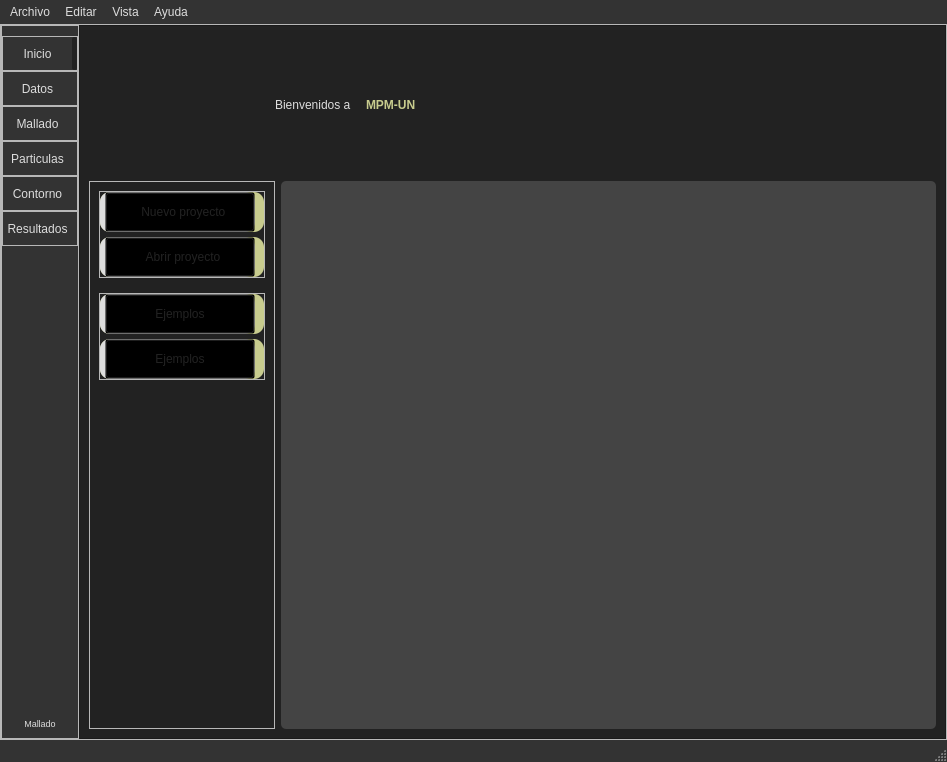
Above: UI/main_window.ui from edwinar13/MPM-UN before the change. Below: the same form after it.
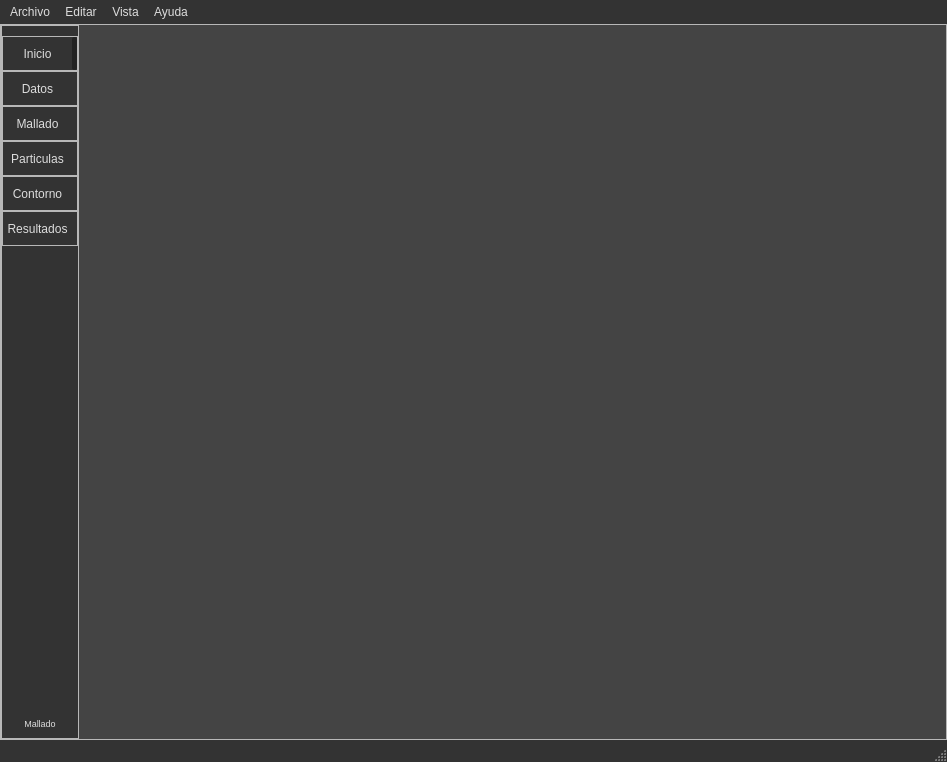
That is the form after the change. Icons and pictures are not drawn.

Commit message: v0.2.1 se separa la UI de Home del main window, queda con funcionalidad igual que la v0.2.0

Diff of the .ui file:
```diff
--- a/UI/main_window.ui
+++ b/UI/main_window.ui
@@ -978,694 +978,7 @@
                <number>0</number>
               </property>
               <item>
-               <widget class="QFrame" name="frame_empty_draw">
-                <property name="frameShape">
-                 <enum>QFrame::StyledPanel</enum>
-                </property>
-                <property name="frameShadow">
-                 <enum>QFrame::Raised</enum>
-                </property>
-                <layout class="QVBoxLayout" name="verticalLayout_12">
-                 <item>
-                  <layout class="QHBoxLayout" name="horizontalLayout_7">
-                   <property name="leftMargin">
-                    <number>50</number>
-                   </property>
-                   <property name="topMargin">
-                    <number>20</number>
-                   </property>
-                   <property name="bottomMargin">
-                    <number>20</number>
-                   </property>
-                   <item>
-                    <widget class="QLabel" name="label_8">
-                     <property name="sizePolicy">
-                      <sizepolicy hsizetype="Fixed" vsizetype="Fixed">
-                       <horstretch>0</horstretch>
-                       <verstretch>0</verstretch>
-                      </sizepolicy>
-                     </property>
-                     <property name="minimumSize">
-                      <size>
-                       <width>100</width>
-                       <height>100</height>
-                      </size>
-                     </property>
-                     <property name="maximumSize">
-                      <size>
-                       <width>100</width>
-                       <height>100</height>
-                      </size>
-                     </property>
-                     <property name="text">
-                      <string/>
-                     </property>
-                     <property name="pixmap">
-                      <pixmap>../recursos/iconos/iconos_logo/Logo_V1.svg</pixmap>
-                     </property>
-                     <property name="scaledContents">
-                      <bool>true</bool>
-                     </property>
-                     <property name="wordWrap">
-                      <bool>false</bool>
-                     </property>
-                     <property name="openExternalLinks">
-                      <bool>false</bool>
-                     </property>
-                    </widget>
-                   </item>
-                   <item>
-                    <layout class="QHBoxLayout" name="horizontalLayout_9">
-                     <property name="spacing">
-                      <number>15</number>
-                     </property>
-                     <property name="leftMargin">
-                      <number>30</number>
-                     </property>
-                     <item>
-                      <widget class="QLabel" name="label_title_1">
-                       <property name="text">
-                        <string>Bienvenidos a</string>
-                       </property>
-                      </widget>
-                     </item>
-                     <item>
-                      <widget class="QLabel" name="label_title_2">
-                       <property name="text">
-                        <string>MPM-UN</string>
-                       </property>
-                      </widget>
-                     </item>
-                     <item>
-                      <spacer name="horizontalSpacer">
-                       <property name="orientation">
-                        <enum>Qt::Horizontal</enum>
-                       </property>
-                       <property name="sizeHint" stdset="0">
-                        <size>
-                         <width>40</width>
-                         <height>20</height>
-                        </size>
-                       </property>
-                      </spacer>
-                     </item>
-                    </layout>
-                   </item>
-                  </layout>
-                 </item>
-                 <item>
-                  <layout class="QHBoxLayout" name="horizontalLayout_10">
-                   <item>
-                    <widget class="QFrame" name="frame_9">
-                     <property name="sizePolicy">
-                      <sizepolicy hsizetype="Fixed" vsizetype="Preferred">
-                       <horstretch>0</horstretch>
-                       <verstretch>0</verstretch>
-                      </sizepolicy>
-                     </property>
-                     <property name="frameShape">
-                      <enum>QFrame::StyledPanel</enum>
-                     </property>
-                     <property name="frameShadow">
-                      <enum>QFrame::Raised</enum>
-                     </property>
-                     <layout class="QVBoxLayout" name="verticalLayout_8">
-                      <property name="spacing">
-                       <number>15</number>
-                      </property>
-                      <item>
-                       <widget class="QFrame" name="frame_5">
-                        <property name="frameShape">
-                         <enum>QFrame::StyledPanel</enum>
-                        </property>
-                        <property name="frameShadow">
-                         <enum>QFrame::Raised</enum>
-                        </property>
-                        <layout class="QVBoxLayout" name="verticalLayout_13">
-                         <property name="spacing">
-                          <number>5</number>
-                         </property>
-                         <property name="leftMargin">
-                          <number>0</number>
-                         </property>
-                         <property name="topMargin">
-                          <number>0</number>
-                         </property>
-                         <property name="rightMargin">
-                          <number>0</number>
-                         </property>
-                         <property name="bottomMargin">
-                          <number>0</number>
-                         </property>
-                         <item>
-                          <widget class="QFrame" name="frame_infNuevoProyecto">
-                           <property name="sizePolicy">
-                            <sizepolicy hsizetype="Fixed" vsizetype="Fixed">
-                             <horstretch>0</horstretch>
-                             <verstretch>0</verstretch>
-                            </sizepolicy>
-                           </property>
-                           <property name="frameShape">
-                            <enum>QFrame::StyledPanel</enum>
-                           </property>
-                           <property name="frameShadow">
-                            <enum>QFrame::Raised</enum>
-                           </property>
-                           <layout class="QVBoxLayout" name="verticalLayout_6">
-                            <property name="spacing">
-                             <number>0</number>
-                            </property>
-                            <property name="leftMargin">
-                             <number>0</number>
-                            </property>
-                            <property name="topMargin">
-                             <number>0</number>
-                            </property>
-                            <property name="bottomMargin">
-                             <number>0</number>
-                            </property>
-                            <item>
-                             <widget class="QFrame" name="frame_supNuevoProyecto">
-                              <property name="sizePolicy">
-                               <sizepolicy hsizetype="Fixed" vsizetype="Fixed">
-                                <horstretch>0</horstretch>
-                                <verstretch>0</verstretch>
-                               </sizepolicy>
-                              </property>
-                              <property name="styleSheet">
-                               <string notr="true"/>
-                              </property>
-                              <property name="frameShape">
-                               <enum>QFrame::StyledPanel</enum>
-                              </property>
-                              <property name="frameShadow">
-                               <enum>QFrame::Raised</enum>
-                              </property>
-                              <layout class="QHBoxLayout" name="horizontalLayout_13">
-                               <property name="spacing">
-                                <number>0</number>
-                               </property>
-                               <property name="leftMargin">
-                                <number>5</number>
-                               </property>
-                               <property name="topMargin">
-                                <number>0</number>
-                               </property>
-                               <property name="rightMargin">
-                                <number>0</number>
-                               </property>
-                               <property name="bottomMargin">
-                                <number>0</number>
-                               </property>
-                               <item>
-                                <widget class="QToolButton" name="toolButton_nuevoProyecto">
-                                 <property name="minimumSize">
-                                  <size>
-                                   <width>150</width>
-                                   <height>40</height>
-                                  </size>
-                                 </property>
-                                 <property name="styleSheet">
-                                  <string notr="true"/>
-                                 </property>
-                                 <property name="text">
-                                  <string>  Nuevo proyecto</string>
-                                 </property>
-                                 <property name="icon">
-                                  <iconset>
-                                   <normaloff>../recursos/iconos/iconos_frame_inicio/open_p.svg</normaloff>../recursos/iconos/iconos_frame_inicio/open_p.svg</iconset>
-                                 </property>
-                                 <property name="iconSize">
-                                  <size>
-                                   <width>20</width>
-                                   <height>20</height>
-                                  </size>
-                                 </property>
-                                 <property name="popupMode">
-                                  <enum>QToolButton::DelayedPopup</enum>
-                                 </property>
-                                 <property name="toolButtonStyle">
-                                  <enum>Qt::ToolButtonTextBesideIcon</enum>
-                                 </property>
-                                 <property name="arrowType">
-                                  <enum>Qt::NoArrow</enum>
-                                 </property>
-                                </widget>
-                               </item>
-                              </layout>
-                             </widget>
-                            </item>
-                           </layout>
-                          </widget>
-                         </item>
-                         <item>
-                          <widget class="QFrame" name="frame_infAbrirProyecto">
-                           <property name="sizePolicy">
-                            <sizepolicy hsizetype="Fixed" vsizetype="Fixed">
-                             <horstretch>0</horstretch>
-                             <verstretch>0</verstretch>
-                            </sizepolicy>
-                           </property>
-                           <property name="frameShape">
-                            <enum>QFrame::StyledPanel</enum>
-                           </property>
-                           <property name="frameShadow">
-                            <enum>QFrame::Raised</enum>
-                           </property>
-                           <layout class="QVBoxLayout" name="verticalLayout_5">
-                            <property name="spacing">
-                             <number>0</number>
-                            </property>
-                            <property name="leftMargin">
-                             <number>0</number>
-                            </property>
-                            <property name="topMargin">
-                             <number>0</number>
-                            </property>
-                            <property name="bottomMargin">
-                             <number>0</number>
-                            </property>
-                            <item>
-                             <widget class="QFrame" name="frame_supAbrirProyecto">
-                              <property name="sizePolicy">
-                               <sizepolicy hsizetype="Fixed" vsizetype="Fixed">
-                                <horstretch>0</horstretch>
-                                <verstretch>0</verstretch>
-                               </sizepolicy>
-                              </property>
-                              <property name="styleSheet">
-                               <string notr="true"/>
-                              </property>
-                              <property name="frameShape">
-                               <enum>QFrame::StyledPanel</enum>
-                              </property>
-                              <property name="frameShadow">
-                               <enum>QFrame::Raised</enum>
-                              </property>
-                              <layout class="QHBoxLayout" name="horizontalLayout_12">
-                               <property name="spacing">
-                                <number>0</number>
-                               </property>
-                               <property name="leftMargin">
-                                <number>5</number>
-                               </property>
-                               <property name="topMargin">
-                                <number>0</number>
-                               </property>
-                               <property name="rightMargin">
-                                <number>0</number>
-                               </property>
-                               <property name="bottomMargin">
-                                <number>0</number>
-                               </property>
-                               <item>
-                                <widget class="QToolButton" name="toolButton_abrirProyecto">
-                                 <property name="minimumSize">
-                                  <size>
-                                   <width>150</width>
-                                   <height>40</height>
-                                  </size>
-                                 </property>
-                                 <property name="styleSheet">
-                                  <string notr="true"/>
-                                 </property>
-                                 <property name="text">
-                                  <string>  Abrir proyecto</string>
-                                 </property>
-                                 <property name="icon">
-                                  <iconset>
-                                   <normaloff>../recursos/iconos/iconos_frame_inicio/new_p.svg</normaloff>../recursos/iconos/iconos_frame_inicio/new_p.svg</iconset>
-                                 </property>
-                                 <property name="iconSize">
-                                  <size>
-                                   <width>20</width>
-                                   <height>20</height>
-                                  </size>
-                                 </property>
-                                 <property name="popupMode">
-                                  <enum>QToolButton::DelayedPopup</enum>
-                                 </property>
-                                 <property name="toolButtonStyle">
-                                  <enum>Qt::ToolButtonTextBesideIcon</enum>
-                                 </property>
-                                </widget>
-                               </item>
-                              </layout>
-                             </widget>
-                            </item>
-                           </layout>
-                          </widget>
-                         </item>
-                        </layout>
-                       </widget>
-                      </item>
-                      <item>
-                       <widget class="QFrame" name="frame_6">
-                        <property name="frameShape">
-                         <enum>QFrame::StyledPanel</enum>
-                        </property>
-                        <property name="frameShadow">
-                         <enum>QFrame::Raised</enum>
-                        </property>
-                        <layout class="QVBoxLayout" name="verticalLayout_11">
-                         <property name="spacing">
-                          <number>5</number>
-                         </property>
-                         <property name="leftMargin">
-                          <number>0</number>
-                         </property>
-                         <property name="topMargin">
-                          <number>0</number>
-                         </property>
-                         <property name="rightMargin">
-                          <number>0</number>
-                         </property>
-                         <property name="bottomMargin">
-                          <number>0</number>
-                         </property>
-                         <item>
-                          <widget class="QFrame" name="frame_infEjemplos2">
-                           <property name="sizePolicy">
-                            <sizepolicy hsizetype="Fixed" vsizetype="Fixed">
-                             <horstretch>0</horstretch>
-                             <verstretch>0</verstretch>
-                            </sizepolicy>
-                           </property>
-                           <property name="frameShape">
-                            <enum>QFrame::StyledPanel</enum>
-                           </property>
-                           <property name="frameShadow">
-                            <enum>QFrame::Raised</enum>
-                           </property>
-                           <layout class="QVBoxLayout" name="verticalLayout_7">
-                            <property name="spacing">
-                             <number>0</number>
-                            </property>
-                            <property name="leftMargin">
-                             <number>0</number>
-                            </property>
-                            <property name="topMargin">
-                             <number>0</number>
-                            </property>
-                            <property name="bottomMargin">
-                             <number>0</number>
-                            </property>
-                            <item>
-                             <widget class="QFrame" name="frame_supEjemplos2">
-                              <property name="sizePolicy">
-                               <sizepolicy hsizetype="Fixed" vsizetype="Fixed">
-                                <horstretch>0</horstretch>
-                                <verstretch>0</verstretch>
-                               </sizepolicy>
-                              </property>
-                              <property name="frameShape">
-                               <enum>QFrame::StyledPanel</enum>
-                              </property>
-                              <property name="frameShadow">
-                               <enum>QFrame::Raised</enum>
-                              </property>
-                              <layout class="QHBoxLayout" name="horizontalLayout_14">
-                               <property name="spacing">
-                                <number>0</number>
-                               </property>
-                               <property name="leftMargin">
-                                <number>5</number>
-                               </property>
-                               <property name="topMargin">
-                                <number>0</number>
-                               </property>
-                               <property name="rightMargin">
-                                <number>0</number>
-                               </property>
-                               <property name="bottomMargin">
-                                <number>0</number>
-                               </property>
-                               <item>
-                                <widget class="QToolButton" name="toolButton_ejemplos2">
-                                 <property name="minimumSize">
-                                  <size>
-                                   <width>150</width>
-                                   <height>40</height>
-                                  </size>
-                                 </property>
-                                 <property name="styleSheet">
-                                  <string notr="true"/>
-                                 </property>
-                                 <property name="text">
-                                  <string>Ejemplos</string>
-                                 </property>
-                                 <property name="popupMode">
-                                  <enum>QToolButton::DelayedPopup</enum>
-                                 </property>
-                                 <property name="toolButtonStyle">
-                                  <enum>Qt::ToolButtonTextOnly</enum>
-                                 </property>
-                                </widget>
-                               </item>
-                              </layout>
-                             </widget>
-                            </item>
-                           </layout>
-                          </widget>
-                         </item>
-                         <item>
-                          <widget class="QFrame" name="frame_infEjemplos1">
-                           <property name="sizePolicy">
-                            <sizepolicy hsizetype="Fixed" vsizetype="Fixed">
-                             <horstretch>0</horstretch>
-                             <verstretch>0</verstretch>
-                            </sizepolicy>
-                           </property>
-                           <property name="styleSheet">
-                            <string notr="true"/>
-                           </property>
-                           <property name="frameShape">
-                            <enum>QFrame::StyledPanel</enum>
-                           </property>
-                           <property name="frameShadow">
-                            <enum>QFrame::Raised</enum>
-                           </property>
-                           <layout class="QVBoxLayout" name="verticalLayout_10">
-                            <property name="spacing">
-                             <number>0</number>
-                            </property>
-                            <property name="leftMargin">
-                             <number>0</number>
-                            </property>
-                            <property name="topMargin">
-                             <number>0</number>
-                            </property>
-                            <property name="bottomMargin">
-                             <number>0</number>
-                            </property>
-                            <item>
-                             <widget class="QFrame" name="frame_supEjemplos1">
-                              <property name="sizePolicy">
-                               <sizepolicy hsizetype="Fixed" vsizetype="Fixed">
-                                <horstretch>0</horstretch>
-                                <verstretch>0</verstretch>
-                               </sizepolicy>
-                              </property>
-                              <property name="styleSheet">
-                               <string notr="true"/>
-                              </property>
-                              <property name="frameShape">
-                               <enum>QFrame::StyledPanel</enum>
-                              </property>
-                              <property name="frameShadow">
-                               <enum>QFrame::Raised</enum>
-                              </property>
-                              <layout class="QHBoxLayout" name="horizontalLayout_15">
-                               <property name="spacing">
-                                <number>0</number>
-                               </property>
-                               <property name="leftMargin">
-                                <number>5</number>
-                               </property>
-                               <property name="topMargin">
-                                <number>0</number>
-                               </property>
-                               <property name="rightMargin">
-                                <number>0</number>
-                               </property>
-                               <property name="bottomMargin">
-                                <number>0</number>
-                               </property>
-                               <item>
-                                <widget class="QToolButton" name="toolButton_ejemplos1">
-                                 <property name="minimumSize">
-                                  <size>
-                                   <width>150</width>
-                                   <height>40</height>
-                                  </size>
-                                 </property>
-                                 <property name="styleSheet">
-                                  <string notr="true"/>
-                                 </property>
-                                 <property name="text">
-                                  <string>Ejemplos</string>
-                                 </property>
-                                 <property name="popupMode">
-                                  <enum>QToolButton::DelayedPopup</enum>
-                                 </property>
-                                 <property name="toolButtonStyle">
-                                  <enum>Qt::ToolButtonTextOnly</enum>
-                                 </property>
-                                </widget>
-                               </item>
-                              </layout>
-                             </widget>
-                            </item>
-                           </layout>
-                          </widget>
-                         </item>
-                        </layout>
-                       </widget>
-                      </item>
-                      <item>
-                       <spacer name="verticalSpacer_3">
-                        <property name="orientation">
-                         <enum>Qt::Vertical</enum>
-                        </property>
-                        <property name="sizeHint" stdset="0">
-                         <size>
-                          <width>20</width>
-                          <height>40</height>
-                         </size>
-                        </property>
-                       </spacer>
-                      </item>
-                     </layout>
-                    </widget>
-                   </item>
-                   <item>
-                    <layout class="QHBoxLayout" name="horizontalLayout_16">
-                     <item>
-                      <widget class="QFrame" name="frame_proyectos">
-                       <property name="frameShape">
-                        <enum>QFrame::StyledPanel</enum>
-                       </property>
-                       <property name="frameShadow">
-                        <enum>QFrame::Raised</enum>
-                       </property>
-                       <layout class="QVBoxLayout" name="verticalLayout_9">
-                        <property name="spacing">
-                         <number>0</number>
-                        </property>
-                        <property name="leftMargin">
-                         <number>0</number>
-                        </property>
-                        <property name="topMargin">
-                         <number>0</number>
-                        </property>
-                        <property name="rightMargin">
-                         <number>0</number>
-                        </property>
-                        <property name="bottomMargin">
-                         <number>0</number>
-                        </property>
-                        <item>
-                         <widget class="QScrollArea" name="scrollArea_home">
-                          <property name="styleSheet">
-                           <string notr="true">background: transparent;
-</string>
-                          </property>
-                          <property name="lineWidth">
-                           <number>0</number>
-                          </property>
-                          <property name="widgetResizable">
-                           <bool>true</bool>
-                          </property>
-                          <widget class="QWidget" name="scrollAreaWidgetContents">
-                           <property name="geometry">
-                            <rect>
-                             <x>0</x>
-                             <y>0</y>
-                             <width>659</width>
-                             <height>541</height>
-                            </rect>
-                           </property>
-                           <layout class="QVBoxLayout" name="verticalLayout">
-                            <property name="spacing">
-                             <number>0</number>
-                            </property>
-                            <property name="leftMargin">
-                             <number>10</number>
-                            </property>
-                            <property name="topMargin">
-                             <number>10</number>
-                            </property>
-                            <property name="rightMargin">
-                             <number>10</number>
-                            </property>
-                            <property name="bottomMargin">
-                             <number>10</number>
-                            </property>
-                            <item>
-                             <layout class="QHBoxLayout" name="horizontalLayout_18">
-                              <item>
-                               <layout class="QGridLayout" name="gridLayout_proyectos" rowstretch="0">
-                                <property name="sizeConstraint">
-                                 <enum>QLayout::SetFixedSize</enum>
-                                </property>
-                                <property name="leftMargin">
-                                 <number>5</number>
-                                </property>
-                                <property name="topMargin">
-                                 <number>5</number>
-                                </property>
-                                <property name="rightMargin">
-                                 <number>5</number>
-                                </property>
-                                <property name="bottomMargin">
-                                 <number>5</number>
-                                </property>
-                                <property name="spacing">
-                                 <number>10</number>
-                                </property>
-                               </layout>
-                              </item>
-                              <item>
-                               <widget class="QFrame" name="frame_2">
-                                <property name="styleSheet">
-                                 <string notr="true"/>
-                                </property>
-                                <property name="frameShape">
-                                 <enum>QFrame::StyledPanel</enum>
-                                </property>
-                                <property name="frameShadow">
-                                 <enum>QFrame::Raised</enum>
-                                </property>
-                               </widget>
-                              </item>
-                             </layout>
-                            </item>
-                            <item>
-                             <widget class="QFrame" name="frame_7">
-                              <property name="styleSheet">
-                               <string notr="true"/>
-                              </property>
-                              <property name="frameShape">
-                               <enum>QFrame::StyledPanel</enum>
-                              </property>
-                              <property name="frameShadow">
-                               <enum>QFrame::Raised</enum>
-                              </property>
-                             </widget>
-                            </item>
-                           </layout>
-                          </widget>
-                         </widget>
-                        </item>
-                       </layout>
-                      </widget>
-                     </item>
-                    </layout>
-                   </item>
-                  </layout>
-                 </item>
-                </layout>
-               </widget>
+               <layout class="QVBoxLayout" name="verticalLayout_empty_draw"/>
               </item>
              </layout>
             </widget>
```
The commit also changes 7 other files.
